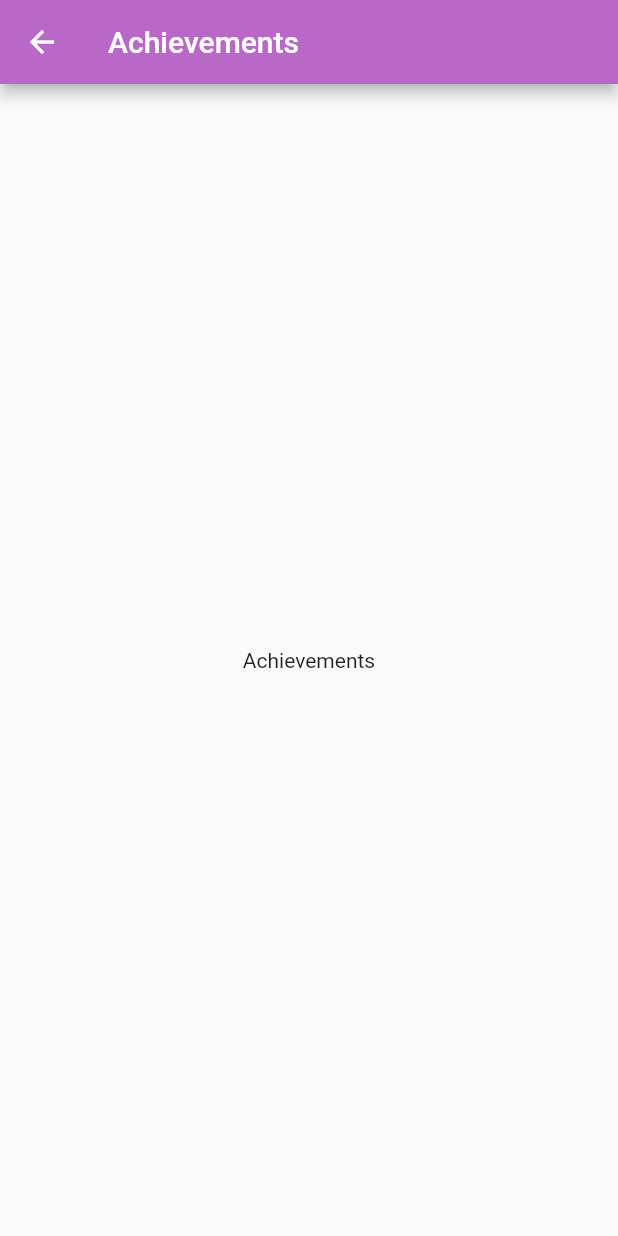
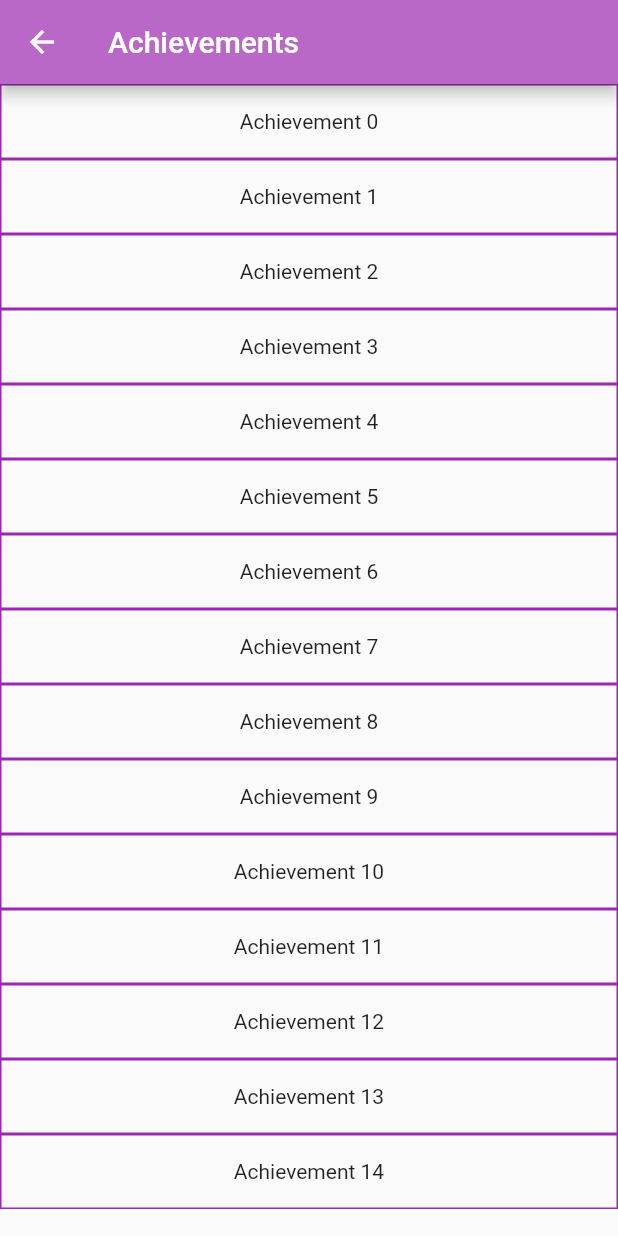
Before and after one commit to GlitchAmbush/mobile_proj, a Flutter app: the AchievementsPage screen opened directly, on a phone screen of 412 x 824 dp. Run offline on Flutter 3.47's test engine with Material 2 defaults, Android fonts, the phone set to English and light mode, and no system bars.

Commit message:
Achivements page with simple scrollable text eleme

```diff
--- a/lib/screens/achievements_page.dart
+++ b/lib/screens/achievements_page.dart
@@ -1,8 +1,14 @@
 import 'package:flutter/material.dart';
 
-class AchievementsPage extends StatelessWidget {
+class AchievementsPage extends StatefulWidget {
   const AchievementsPage({Key? key}) : super(key: key);
 
+  @override
+  State<AchievementsPage> createState() => _AchievementsPageState();
+}
+
+class _AchievementsPageState extends State<AchievementsPage> {
+  final ScrollController _firstController = ScrollController();
   @override
   Widget build(BuildContext context) {
     return Scaffold(
@@ -10,8 +16,16 @@ class AchievementsPage extends StatelessWidget {
           backgroundColor: Colors.purple[300],
           title: const Text('Achievements'),
         ),
-        body: const Center(
-          child: Text('Achievements'),
-        ));
+        body: ListView.builder(
+            controller: _firstController,
+            itemCount: 15,
+            itemBuilder: (BuildContext context, int index) {
+              return Container(
+                height: 50,
+                decoration:
+                    BoxDecoration(border: Border.all(color: Colors.purple)),
+                child: Center(child: Text('Achievement $index')),
+              );
+            }));
   }
 }
```
